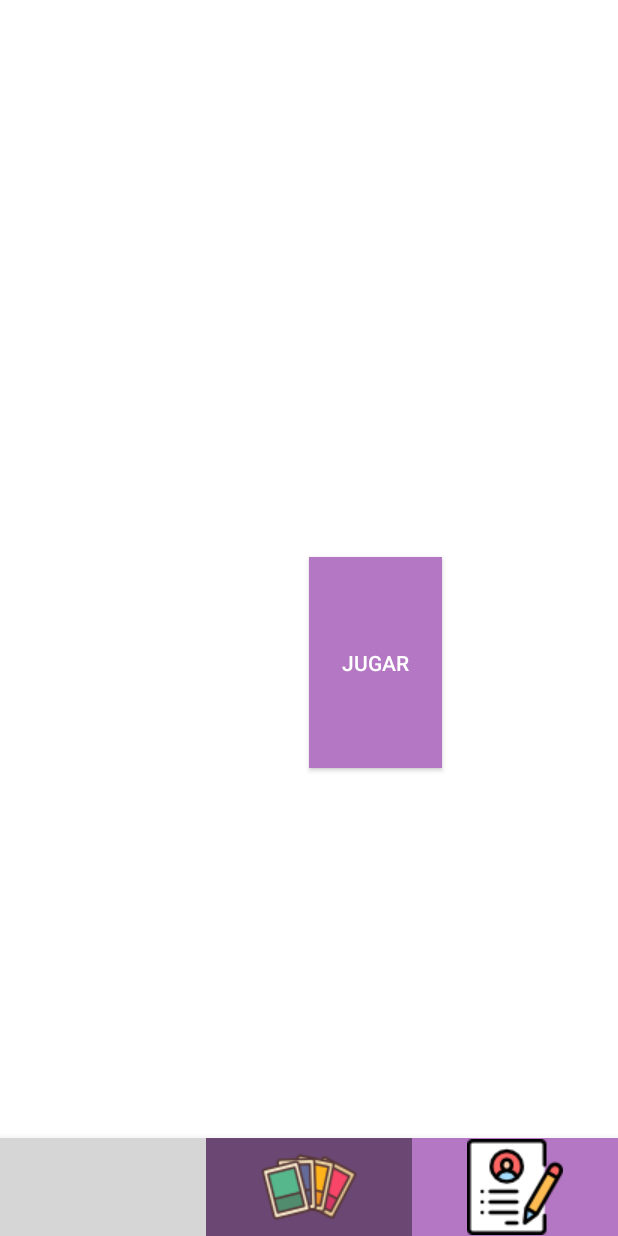
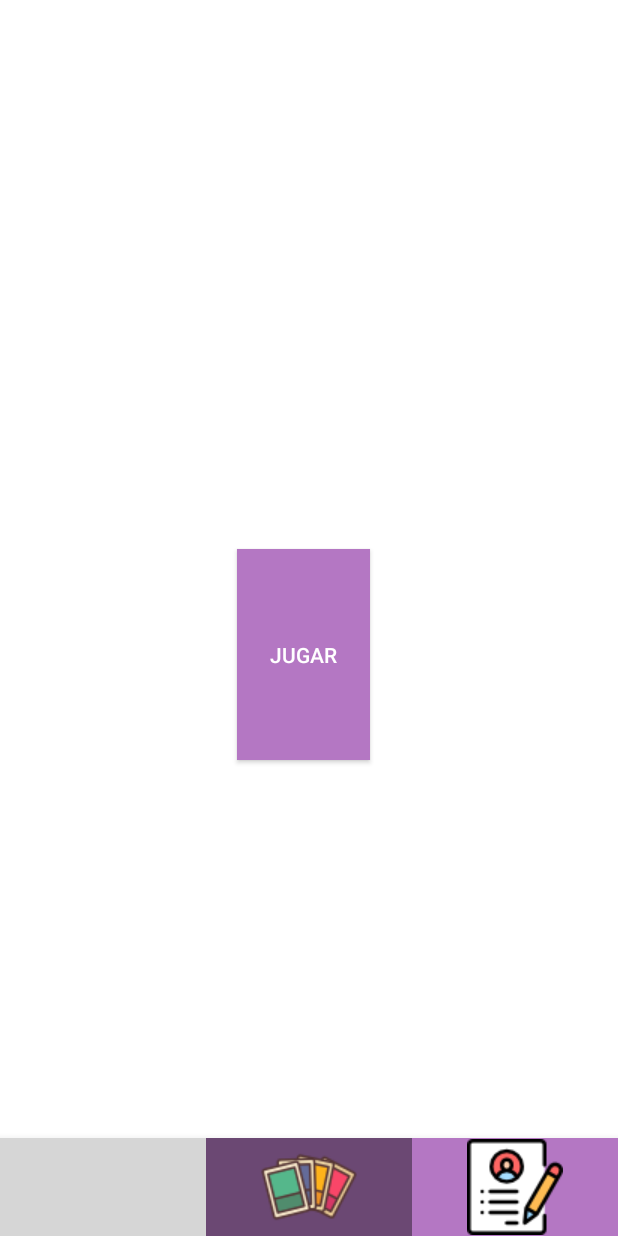
Before and after one commit to AlexYRaul/CartasV2, an Android app: the Lobby screen opened directly, with no data from a screen before it, on a phone screen of 412 x 824 dp. Run offline under Robolectric (Android 15) with nearby library versions, the phone set to English and light mode, and no system bars; our stand-ins replace Firebase (no records; nobody signed in at launch, a user with empty details on screens opened directly); Roboto replaces fonts that are not available here; 3 statements that could not run were skipped; grey boxes are pictures that could not be loaded.

```diff
--- a/app/src/main/res/layout/activity_lobby.xml
+++ b/app/src/main/res/layout/activity_lobby.xml
@@ -60,10 +60,10 @@
         android:layout_alignParentTop="true"
         android:layout_alignParentEnd="true"
         android:layout_alignParentBottom="true"
-        android:layout_marginStart="206dp"
-        android:layout_marginTop="371dp"
-        android:layout_marginEnd="117dp"
-        android:layout_marginBottom="312dp"
+        android:layout_marginStart="158dp"
+        android:layout_marginTop="366dp"
+        android:layout_marginEnd="165dp"
+        android:layout_marginBottom="317dp"
         android:background="@color/LetraPrincipal"
         android:onClick="jugar"
         android:text="Jugar"
```
Also changed, not shown: app/src/main/java/com/example/cartasvshumanidad/Login.java (+6 -39 lines).
